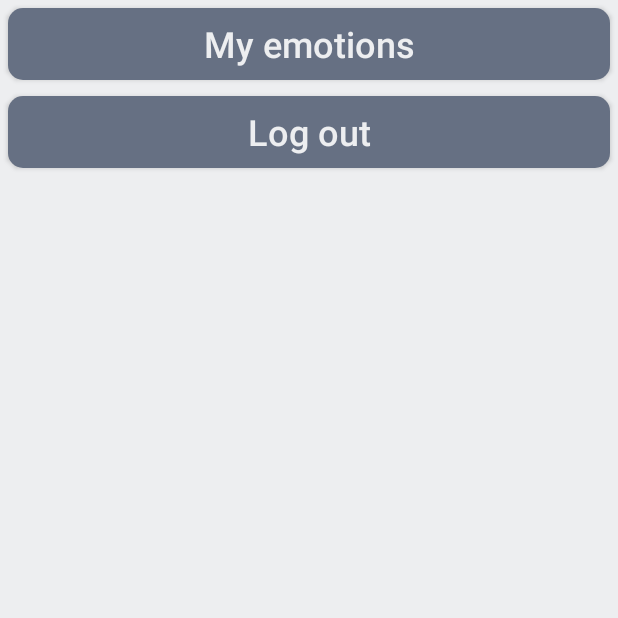
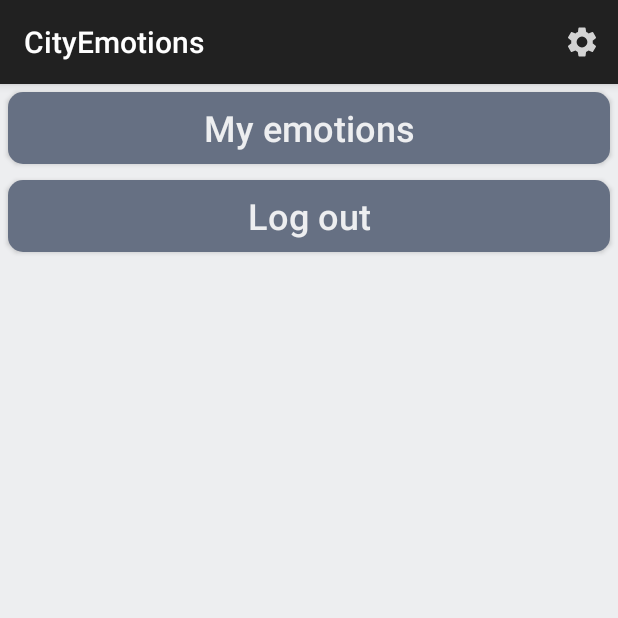
Before and after one commit to OneLastTimeTeam/city_emotions_android, an Android app: the fragment ProfileFragment placed in its activity, on a phone screen of 412 x 824 dp, the top half of it. Run offline under Robolectric (Android 15) with nearby library versions, the phone set to English and light mode, and no system bars.

Commit message:
add settings button

```diff
--- a/app/src/main/AndroidManifest.xml
+++ b/app/src/main/AndroidManifest.xml
@@ -34,7 +34,7 @@
 
         <activity
             android:name=".MapsActivity"
-            android:theme="@style/Theme.AppCompat.Light.NoActionBar"
+            android:theme="@style/Theme.AppCompat.Light.DarkActionBar"
             android:label="@string/app_name">
             <intent-filter>
                 <action android:name="android.intent.action.MAIN" />
--- a/app/src/main/java/com/example/cityemotions/MapsActivity.kt
+++ b/app/src/main/java/com/example/cityemotions/MapsActivity.kt
@@ -4,6 +4,7 @@ import android.content.Intent
 import androidx.appcompat.app.AppCompatActivity
 import android.os.Bundle
 import android.util.Log
+import android.view.Menu
 import com.example.cityemotions.fragments.*
 import com.google.android.gms.auth.api.signin.GoogleSignIn
 import com.google.android.gms.auth.api.signin.GoogleSignInAccount
@@ -62,6 +63,12 @@ class MapsActivity : AppCompatActivity(), OnSelectProfileListener, OnSelectFilte
                 .replace(R.id.fragment_container, LoginFragment())
                 .commit()
         }
+    }
+
+    override fun onCreateOptionsMenu(menu: Menu?): Boolean {
+        menuInflater.inflate(R.menu.menu, menu)
+        menu!!.setGroupVisible(R.id.groupVsbl, true)
+        return super.onCreateOptionsMenu(menu)
     }
 
     override fun onStart() {
--- a/app/src/main/java/com/example/cityemotions/fragments/LoginFragment.kt
+++ b/app/src/main/java/com/example/cityemotions/fragments/LoginFragment.kt
@@ -1,9 +1,7 @@
 package com.example.cityemotions.fragments
 
 import android.os.Bundle
-import android.view.LayoutInflater
-import android.view.View
-import android.view.ViewGroup
+import android.view.*
 import android.widget.Button
 import androidx.fragment.app.Fragment
 import com.example.cityemotions.OnSignInListener
@@ -14,12 +12,22 @@ import com.example.cityemotions.R
  * Google OAuth fragment
  */
 class LoginFragment : Fragment() {
+
+    override fun onCreate(savedInstanceState: Bundle?) {
+        setHasOptionsMenu(true)
+        super.onCreate(savedInstanceState)
+    }
+
     override fun onCreateView(
         inflater: LayoutInflater,
         container: ViewGroup?,
         savedInstanceState: Bundle?
     ): View? {
         return inflater.inflate(R.layout.auth_screen, container, false)
+    }
+
+    override fun onCreateOptionsMenu(menu: Menu, inflater: MenuInflater) {
+        super.onCreateOptionsMenu(menu, inflater)
     }
 
     override fun onViewCreated(view: View, savedInstanceState: Bundle?) {
--- a/app/src/main/java/com/example/cityemotions/fragments/ProfileFragment.kt
+++ b/app/src/main/java/com/example/cityemotions/fragments/ProfileFragment.kt
@@ -1,6 +1,7 @@
 package com.example.cityemotions.fragments
 
 import android.os.Bundle
+import android.util.Log
 import android.view.*
 import android.widget.Button
 import androidx.fragment.app.Fragment
@@ -13,12 +14,27 @@ import com.example.cityemotions.R
  * User`s profile fragment
  */
 class ProfileFragment : Fragment() {
+
+    override fun onCreate(savedInstanceState: Bundle?) {
+        setHasOptionsMenu(true)
+        super.onCreate(savedInstanceState)
+    }
+
     override fun onCreateView(
         inflater: LayoutInflater,
         container: ViewGroup?,
         savedInstanceState: Bundle?
     ): View? {
         return inflater.inflate(R.layout.profile_screen, container, false)
+    }
+
+    override fun onCreateOptionsMenu(menu: Menu, inflater: MenuInflater) {
+        super.onCreateOptionsMenu(menu, inflater)
+    }
+
+    override fun onActivityCreated(savedInstanceState: Bundle?) {
+        super.onActivityCreated(savedInstanceState)
+        setHasOptionsMenu(true)
     }
 
     override fun onViewCreated(view: View, savedInstanceState: Bundle?) {
--- /dev/null
+++ b/app/src/main/res/drawable-anydpi/settings_button.xml
@@ -0,0 +1,11 @@
+<vector xmlns:android="http://schemas.android.com/apk/res/android"
+    android:width="24dp"
+    android:height="24dp"
+    android:viewportWidth="24"
+    android:viewportHeight="24"
+    android:tint="#FFFFFF"
+    android:alpha="0.8">
+    <path
+        android:fillColor="#FF000000"
+        android:pathData="M19.1,12.9a2.8,2.8 0,0 0,0.1 -0.9,2.8 2.8,0 0,0 -0.1,-0.9l2.1,-1.6a0.7,0.7 0,0 0,0.1 -0.6L19.4,5.5a0.7,0.7 0,0 0,-0.6 -0.2l-2.4,1a6.5,6.5 0,0 0,-1.6 -0.9l-0.4,-2.6a0.5,0.5 0,0 0,-0.5 -0.4H10.1a0.5,0.5 0,0 0,-0.5 0.4L9.3,5.4a5.6,5.6 0,0 0,-1.7 0.9l-2.4,-1a0.4,0.4 0,0 0,-0.5 0.2l-2,3.4c-0.1,0.2 0,0.4 0.2,0.6l2,1.6a2.8,2.8 0,0 0,-0.1 0.9,2.8 2.8,0 0,0 0.1,0.9L2.8,14.5a0.7,0.7 0,0 0,-0.1 0.6l1.9,3.4a0.7,0.7 0,0 0,0.6 0.2l2.4,-1a6.5,6.5 0,0 0,1.6 0.9l0.4,2.6a0.5,0.5 0,0 0,0.5 0.4h3.8a0.5,0.5 0,0 0,0.5 -0.4l0.3,-2.6a5.6,5.6 0,0 0,1.7 -0.9l2.4,1a0.4,0.4 0,0 0,0.5 -0.2l2,-3.4c0.1,-0.2 0,-0.4 -0.2,-0.6ZM12,15.6A3.6,3.6 0,1 1,15.6 12,3.6 3.6,0 0,1 12,15.6Z"/>
+</vector>
--- a/app/src/main/res/menu/menu.xml
+++ b/app/src/main/res/menu/menu.xml
@@ -1,10 +1,12 @@
 <?xml version="1.0" encoding="utf-8"?>
 <menu xmlns:android="http://schemas.android.com/apk/res/android"
     xmlns:app="http://schemas.android.com/apk/res-auto">
-    <item
-        android:id="@+id/settings"
-        android:title="Settings"
-        app:showAsAction="ifRoom"
-        android:icon="@android:drawable/btn_star"/>
+    <group android:id="@+id/groupVsbl">
+        <item
+            android:id="@+id/settings"
+            android:title="Settings"
+            app:showAsAction="ifRoom"
+            android:icon="@drawable/settings_button"/>
+    </group>
 
 </menu>
```
Also changed, not shown: app/src/main/res/drawable-hdpi/settings_button.png (added), app/src/main/res/drawable-mdpi/settings_button.png (added), app/src/main/res/drawable-xhdpi/settings_button.png (added), app/src/main/res/drawable-xxhdpi/settings_button.png (added).
